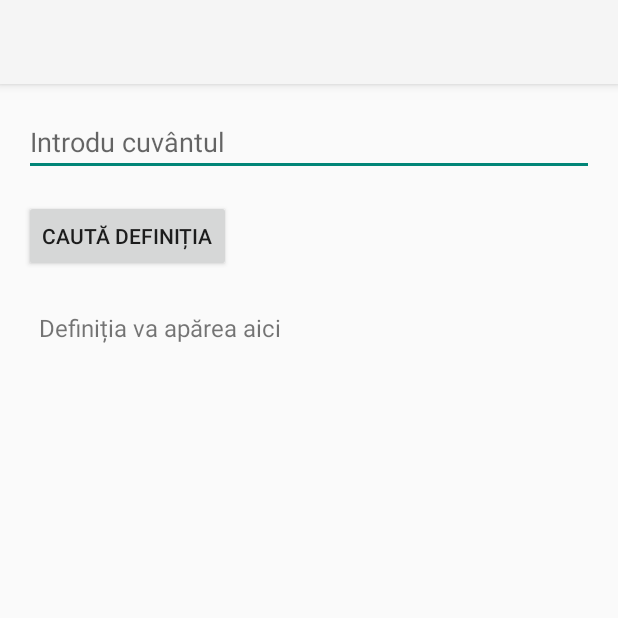
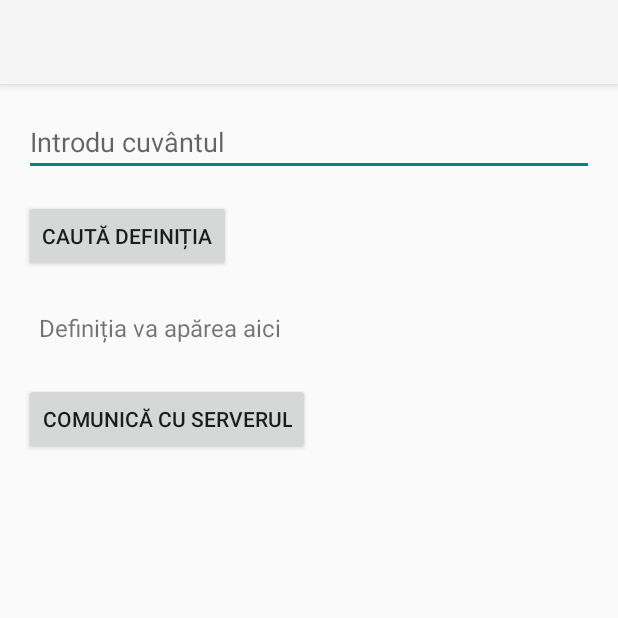
Before and after one commit to mariaemmas/PracticalTest02v2, an Android app: the screen it shows after launch (PracticalTest02v2MainActivity), on a phone screen of 412 x 824 dp, the top half of it. Run offline under Robolectric (Android 15) with nearby library versions, the phone set to English and light mode, and no system bars.

Commit message:
implementing server comunication (ex4 a)

```diff
--- a/app/src/main/AndroidManifest.xml
+++ b/app/src/main/AndroidManifest.xml
@@ -25,6 +25,7 @@
                 <category android:name="android.intent.category.LAUNCHER" />
             </intent-filter>
         </activity>
+        <activity android:name=".ServerCommunicationActivity" />
     </application>
 
 </manifest>
--- a/app/src/main/java/ro/pub/cs/systems/eim/practicaltest02v2/PracticalTest02v2MainActivity.kt
+++ b/app/src/main/java/ro/pub/cs/systems/eim/practicaltest02v2/PracticalTest02v2MainActivity.kt
@@ -19,6 +19,7 @@ class PracticalTest02v2MainActivity : AppCompatActivity() {
     private lateinit var wordInput: EditText
     private lateinit var submitButton: Button
     private lateinit var definitionResult: TextView
+    private lateinit var openServerActivityButton: Button
 
     override fun onCreate(savedInstanceState: Bundle?) {
         super.onCreate(savedInstanceState)
@@ -27,6 +28,7 @@ class PracticalTest02v2MainActivity : AppCompatActivity() {
         wordInput = findViewById(R.id.word_input)
         submitButton = findViewById(R.id.submit_button)
         definitionResult = findViewById(R.id.definition_result)
+        openServerActivityButton = findViewById(R.id.open_server_activity)
 
         submitButton.setOnClickListener {
             val word = wordInput.text.toString()
@@ -35,6 +37,10 @@ class PracticalTest02v2MainActivity : AppCompatActivity() {
             } else {
                 definitionResult.text = "Introduceți un cuvânt!"
             }
+        }
+        openServerActivityButton.setOnClickListener {
+            val intent = Intent(this, ServerCommunicationActivity::class.java)
+            startActivity(intent)
         }
     }
 
--- a/app/src/main/res/layout/activity_practical_test_02v2_main.xml
+++ b/app/src/main/res/layout/activity_practical_test_02v2_main.xml
@@ -27,4 +27,11 @@
         android:padding="10dp"
         android:layout_marginTop="16dp"
         android:textSize="16sp" />
+
+    <Button
+        android:id="@+id/open_server_activity"
+        android:layout_width="wrap_content"
+        android:layout_height="wrap_content"
+        android:text="Comunică cu serverul"
+        android:layout_marginTop="16dp" />
 </LinearLayout>
```
Also changed, not shown: app/src/main/java/ro/pub/cs/systems/eim/practicaltest02v2/ServerCommunicationActivity.kt (added, +54 -0 lines), app/src/main/res/layout/activity_server_communication.xml (added, +22 -0 lines).
